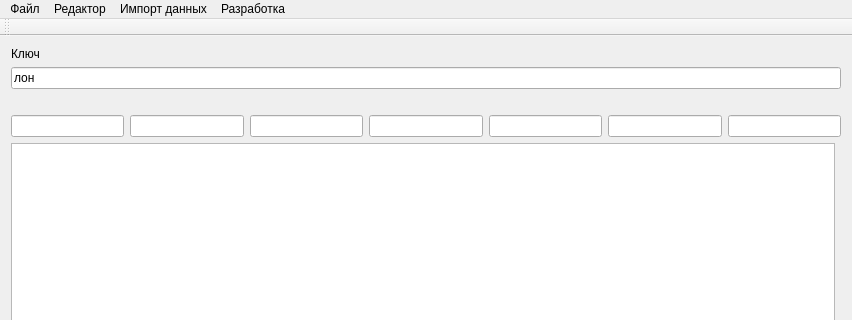
Above: mainwindow.ui from drWebber/workbench before the change; both pictures show x 0 to 852 and y 0 to 320 of the 852 by 568 pixel window. Below: the same form after it.
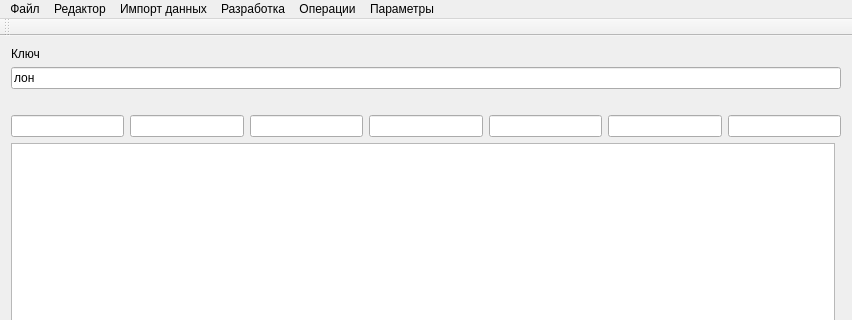
That is the form after the change.

Commit message: Добавлено окно настроек, реализован dump бд

What changed in the file:
```diff
--- a/mainwindow.ui
+++ b/mainwindow.ui
@@ -171,10 +171,24 @@
     <addaction name="mClearStoreMan"/>
     <addaction name="mClearAll"/>
    </widget>
+   <widget class="QMenu" name="menu_4">
+    <property name="title">
+     <string>Операции</string>
+    </property>
+    <addaction name="mDbExport"/>
+   </widget>
+   <widget class="QMenu" name="menu_5">
+    <property name="title">
+     <string>Параметры</string>
+    </property>
+    <addaction name="mGeneralSetting"/>
+   </widget>
    <addaction name="mFile"/>
    <addaction name="menu"/>
    <addaction name="menu_2"/>
    <addaction name="menu_3"/>
+   <addaction name="menu_4"/>
+   <addaction name="menu_5"/>
   </widget>
   <widget class="QToolBar" name="mainToolBar">
    <attribute name="toolBarArea">
```
Left out of the diff: 13 changed lines with no effect on the pictures. The commit also changes 6 other files.
